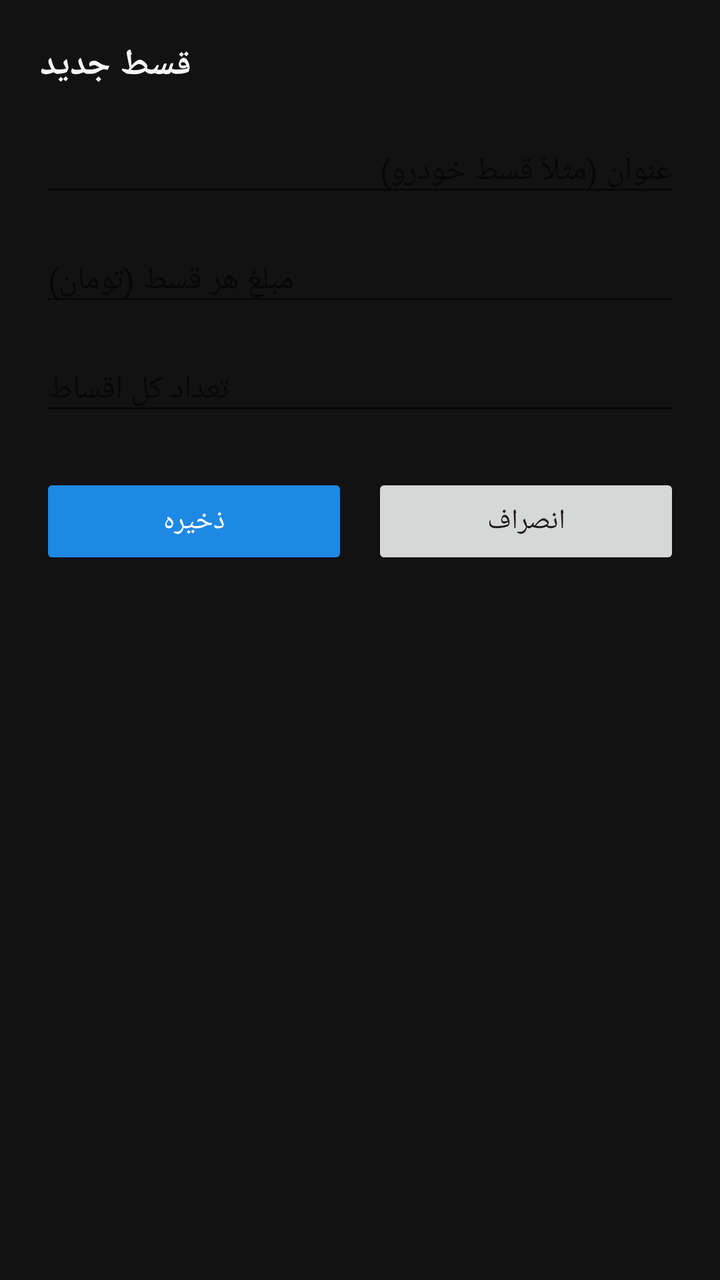
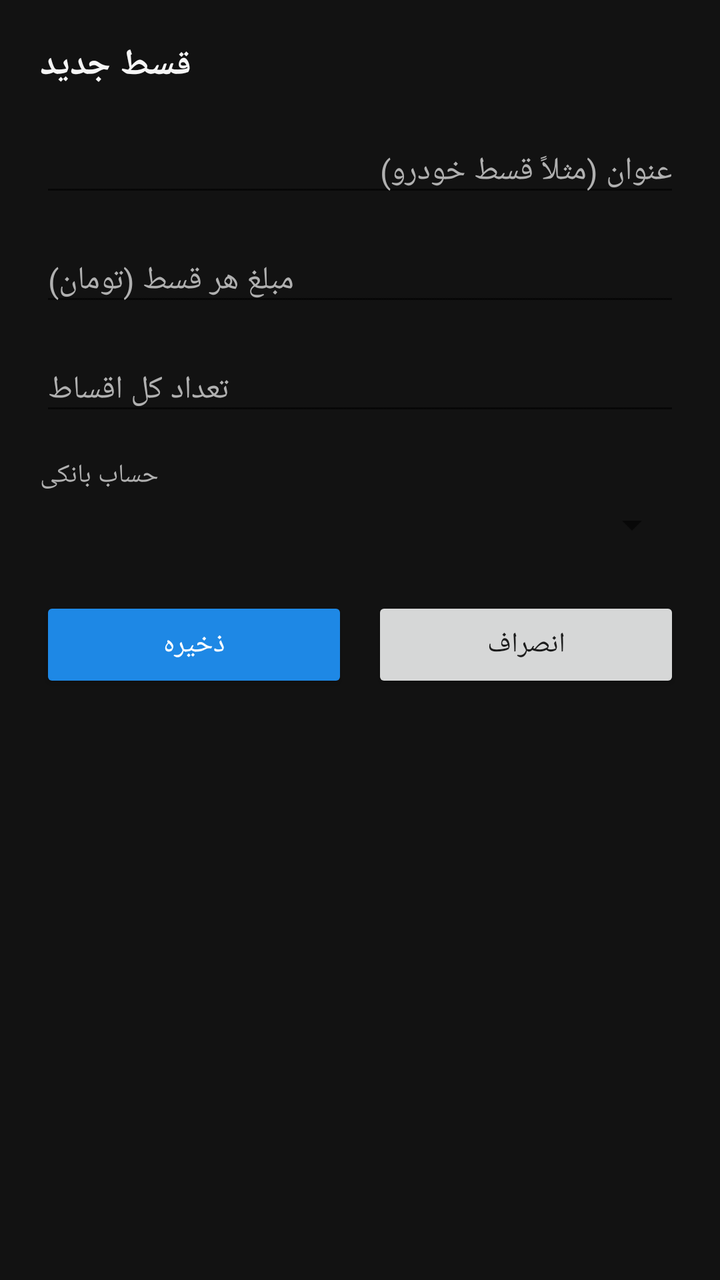

An Android layout rendered at two revisions. The XML below is the earlier revision; the diff shows what the commit changed to produce the second picture.
<!-- AndroidManifest.xml: activity theme Theme.MoneyManager -->
<!-- res/layout/activity_add_installment.xml -->
<?xml version="1.0" encoding="utf-8"?>
<LinearLayout xmlns:android="http://schemas.android.com/apk/res/android"
    android:layout_width="match_parent"
    android:layout_height="match_parent"
    android:layoutDirection="rtl"
    android:orientation="vertical"
    android:background="@color/background"
    android:padding="20dp">

    <TextView
        android:layout_width="wrap_content"
        android:layout_height="wrap_content"
        android:text="@string/new_installment"
        android:textSize="18sp"
        android:textStyle="bold"
        android:textColor="@color/text_primary"
        android:layout_marginBottom="20dp" />

    <EditText
        android:id="@+id/etInstallmentTitle"
        android:layout_width="match_parent"
        android:layout_height="wrap_content"
        android:hint="@string/installment_title_hint"
        android:inputType="text"
        android:textSize="16sp"
        android:layout_marginBottom="16dp" />

    <EditText
        android:id="@+id/etInstallmentAmount"
        android:layout_width="match_parent"
        android:layout_height="wrap_content"
        android:hint="@string/installment_amount_hint"
        android:inputType="number"
        android:textDirection="ltr"
        android:gravity="end"
        android:textSize="16sp"
        android:layout_marginBottom="16dp" />

    <EditText
        android:id="@+id/etInstallmentCount"
        android:layout_width="match_parent"
        android:layout_height="wrap_content"
        android:hint="@string/installment_count_hint"
        android:inputType="number"
        android:textDirection="ltr"
        android:gravity="end"
        android:textSize="16sp"
        android:layout_marginBottom="24dp" />

    <LinearLayout
        android:layout_width="match_parent"
        android:layout_height="wrap_content"
        android:orientation="horizontal">

        <Button
            android:id="@+id/btnSaveInstallment"
            android:layout_width="0dp"
            android:layout_height="wrap_content"
            android:layout_weight="1"
            android:layout_marginEnd="6dp"
            android:backgroundTint="@color/primary"
            android:textColor="@color/white"
            android:text="@string/save" />

        <Button
            android:id="@+id/btnCancelInstallment"
            android:layout_width="0dp"
            android:layout_height="wrap_content"
            android:layout_weight="1"
            android:layout_marginStart="6dp"
            android:text="@string/cancel" />
    </LinearLayout>

</LinearLayout>
<!-- resources referenced by this layout -->
<resources>
  <color name="background">#121212</color>
  <color name="primary">#1E88E5</color>
  <color name="text_primary">#F5F5F5</color>
  <color name="white">#FFFFFF</color>
  <string name="cancel">انصراف</string>
  <string name="installment_amount_hint">مبلغ هر قسط (تومان)</string>
  <string name="installment_count_hint">تعداد کل اقساط</string>
  <string name="installment_title_hint">عنوان (مثلاً قسط خودرو)</string>
  <string name="new_installment">قسط جدید</string>
  <string name="save">ذخیره</string>
  <style name="Theme.MoneyManager" parent="Theme.MaterialComponents.DayNight.NoActionBar">
          <item name="colorPrimary">@color/primary</item>
          <item name="colorPrimaryDark">@color/primary_dark</item>
          <item name="colorAccent">@color/primary</item>
          <item name="android:windowBackground">@color/background</item>
          <item name="android:statusBarColor">@color/primary_dark</item>
      </style>
  <color name="primary_dark">#0D47A1</color>
</resources>

<!-- the commit's change to res/layout/activity_add_installment.xml (unified diff, before → after) -->
@@ -22,6 +22,8 @@
         android:layout_height="wrap_content"
         android:hint="@string/installment_title_hint"
         android:inputType="text"
+        android:textColor="@color/text_primary"
+        android:textColorHint="@color/text_secondary"
         android:textSize="16sp"
         android:layout_marginBottom="16dp" />
 
@@ -33,6 +35,8 @@
         android:inputType="number"
         android:textDirection="ltr"
         android:gravity="end"
+        android:textColor="@color/text_primary"
+        android:textColorHint="@color/text_secondary"
         android:textSize="16sp"
         android:layout_marginBottom="16dp" />
 
@@ -44,7 +48,23 @@
         android:inputType="number"
         android:textDirection="ltr"
         android:gravity="end"
+        android:textColor="@color/text_primary"
+        android:textColorHint="@color/text_secondary"
         android:textSize="16sp"
+        android:layout_marginBottom="16dp" />
+
+    <TextView
+        android:layout_width="wrap_content"
+        android:layout_height="wrap_content"
+        android:text="@string/bank_label"
+        android:textColor="@color/text_secondary"
+        android:textSize="13sp"
+        android:layout_marginBottom="4dp" />
+
+    <Spinner
+        android:id="@+id/spInstallmentBank"
+        android:layout_width="match_parent"
+        android:layout_height="wrap_content"
         android:layout_marginBottom="24dp" />
 
     <LinearLayout
<!-- resource entries referenced after the edit -->
@@ -3,7 +3,9 @@
   <color name="background">#121212</color>
   <color name="primary">#1E88E5</color>
   <color name="text_primary">#F5F5F5</color>
+  <color name="text_secondary">#B0B0B0</color>
   <color name="white">#FFFFFF</color>
+  <string name="bank_label">حساب بانکی</string>
   <string name="cancel">انصراف</string>
   <string name="installment_amount_hint">مبلغ هر قسط (تومان)</string>
   <string name="installment_count_hint">تعداد کل اقساط</string>
